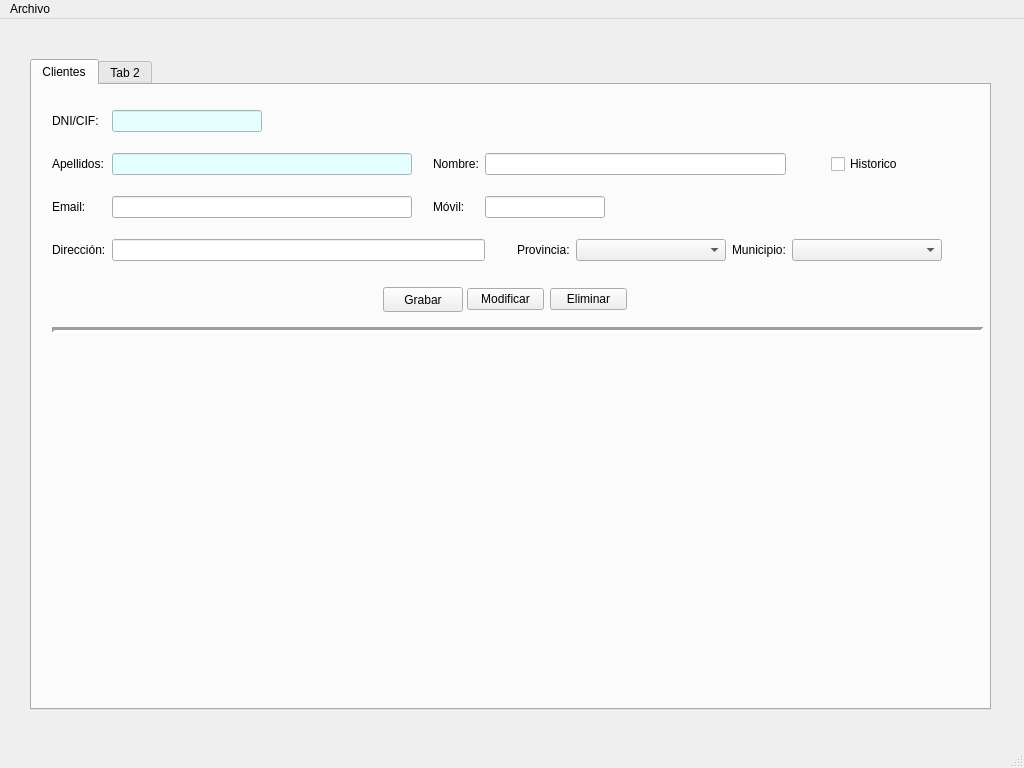
Old version of the form venPrincipal.ui in the repository Semperz/ProyectoDI.
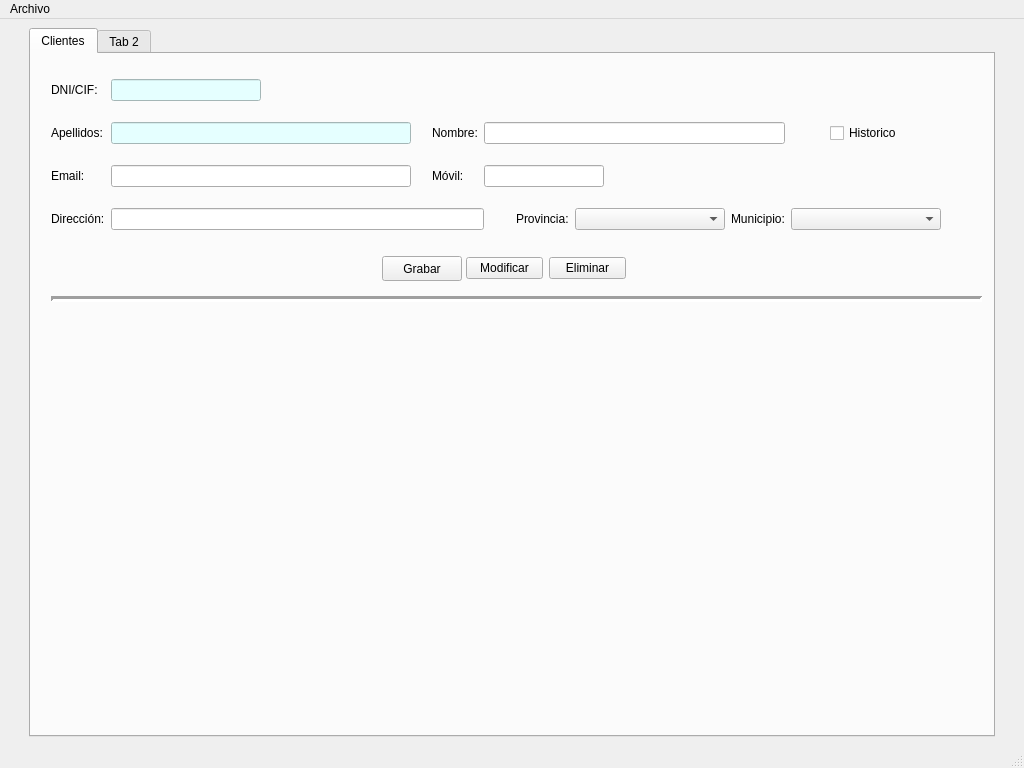
New version of the form.

Commit message: feat(venPrincipal): adjust main panel

What changed in the file:
```diff
--- a/venPrincipal.ui
+++ b/venPrincipal.ui
@@ -20,15 +20,25 @@
    <string>InmoTeis</string>
   </property>
   <widget class="QWidget" name="centralwidget">
+   <layout class="QHBoxLayout" name="horizontalLayout_2">
+    <item>
+     <spacer name="horizontalSpacer_4">
+      <property name="orientation">
+       <enum>Qt::Horizontal</enum>
+      </property>
+      <property name="sizeType">
+       <enum>QSizePolicy::Fixed</enum>
+      </property>
+      <property name="sizeHint" stdset="0">
+       <size>
+        <width>20</width>
+        <height>20</height>
+       </size>
+      </property>
+     </spacer>
+    </item>
+    <item>
    <widget class="QTabWidget" name="panPrincipal">
-    <property name="geometry">
-     <rect>
-      <x>30</x>
-      <y>40</y>
-      <width>961</width>
-      <height>651</height>
-     </rect>
-    </property>
     <property name="currentIndex">
      <number>0</number>
     </property>
@@ -344,6 +354,24 @@
      </widget>
     </widget>
    </widget>
+    </item>
+    <item>
+     <spacer name="horizontalSpacer_5">
+      <property name="orientation">
+       <enum>Qt::Horizontal</enum>
+      </property>
+      <property name="sizeType">
+       <enum>QSizePolicy::Fixed</enum>
+      </property>
+      <property name="sizeHint" stdset="0">
+       <size>
+        <width>20</width>
+        <height>20</height>
+       </size>
+      </property>
+     </spacer>
+    </item>
+   </layout>
   </widget>
   <widget class="QMenuBar" name="menubar">
    <property name="geometry">
```
Lines whose indentation alone changed are shown as unchanged. The commit also changes 1 other file.
